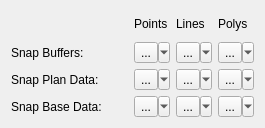
Above: src/edit_widget_base.ui from lparchaeology/ArkPlan before the change. Below: the same form after it.
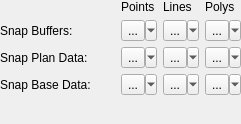
That is the form after the change.

Commit message: Convert EditDock to ToolDockWidget

The edit to the form file:
```diff
--- a/src/edit_widget_base.ui
+++ b/src/edit_widget_base.ui
@@ -6,14 +6,17 @@
    <rect>
     <x>0</x>
     <y>0</y>
-    <width>265</width>
-    <height>128</height>
+    <width>241</width>
+    <height>124</height>
    </rect>
   </property>
   <property name="windowTitle">
    <string>Form</string>
   </property>
   <layout class="QVBoxLayout" name="verticalLayout">
+   <property name="margin">
+    <number>0</number>
+   </property>
    <item>
     <layout class="QGridLayout" name="gridLayout">
      <item row="2" column="1">
@@ -186,6 +189,19 @@
      </item>
     </layout>
    </item>
+   <item>
+    <spacer name="verticalSpacer">
+     <property name="orientation">
+      <enum>Qt::Vertical</enum>
+     </property>
+     <property name="sizeHint" stdset="0">
+      <size>
+       <width>20</width>
+       <height>40</height>
+      </size>
+     </property>
+    </spacer>
+   </item>
   </layout>
  </widget>
  <tabstops>
```
The commit also changes 2 other files.
